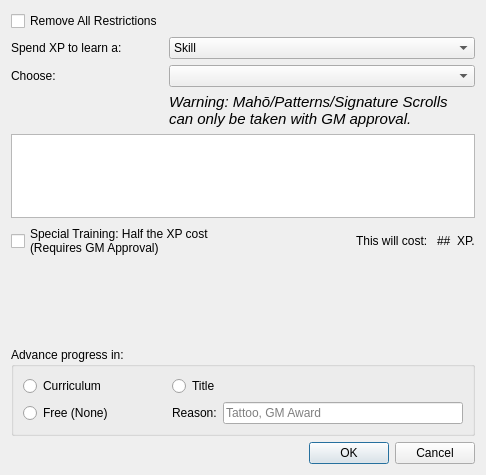
First picture: the form in PaperBlossoms/ui/addadvancedialog.ui, repository dashnine/PaperBlossoms, before the edit.
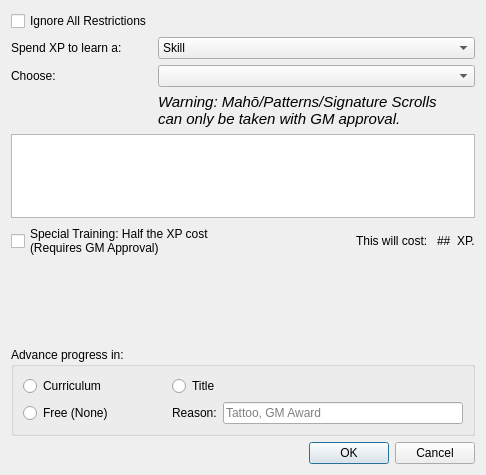
Second picture: the form after the edit.

Commit message: #158 change labels name

Patch:
```diff
--- a/PaperBlossoms/ui/addadvancedialog.ui
+++ b/PaperBlossoms/ui/addadvancedialog.ui
@@ -78,7 +78,7 @@
      <item row="1" column="0">
       <widget class="QCheckBox" name="restrictioncheckBox">
        <property name="text">
-        <string>Remove All Restrictions</string>
+        <string>Ignore All Restrictions</string>
        </property>
       </widget>
      </item>
```
The commit also changes 5 other files.
